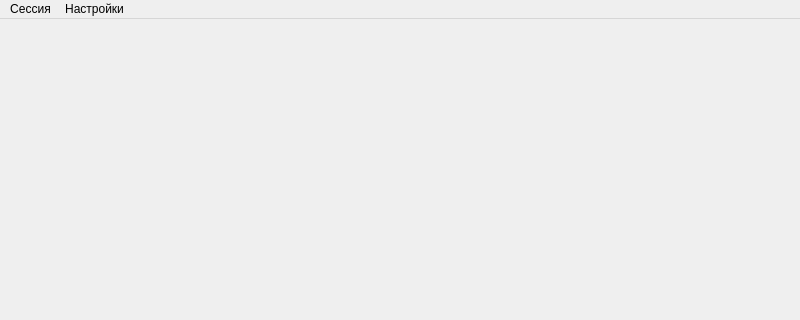
Above: course_project/app/ui/main_window.ui from strangecamelcaselogin/computer_modelling_course before the change; both pictures show x 0 to 800 and y 0 to 320 of the 800 by 600 pixel window. Below: the same form after it.
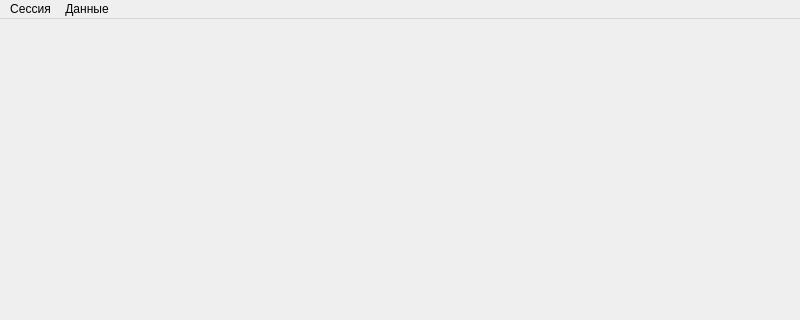
That is the form after the change.

```diff
--- a/course_project/app/ui/main_window.ui
+++ b/course_project/app/ui/main_window.ui
@@ -36,13 +36,13 @@
     <addaction name="separator"/>
     <addaction name="exit_action"/>
    </widget>
-   <widget class="QMenu" name="menu">
+   <widget class="QMenu" name="data_menu">
     <property name="title">
-     <string>Настройки</string>
+     <string>Данные</string>
     </property>
    </widget>
    <addaction name="session_menu"/>
-   <addaction name="menu"/>
+   <addaction name="data_menu"/>
   </widget>
   <widget class="QStatusBar" name="statusbar"/>
   <action name="create_action">
```
Left out of the diff: 18 changed lines with no effect on the pictures.
